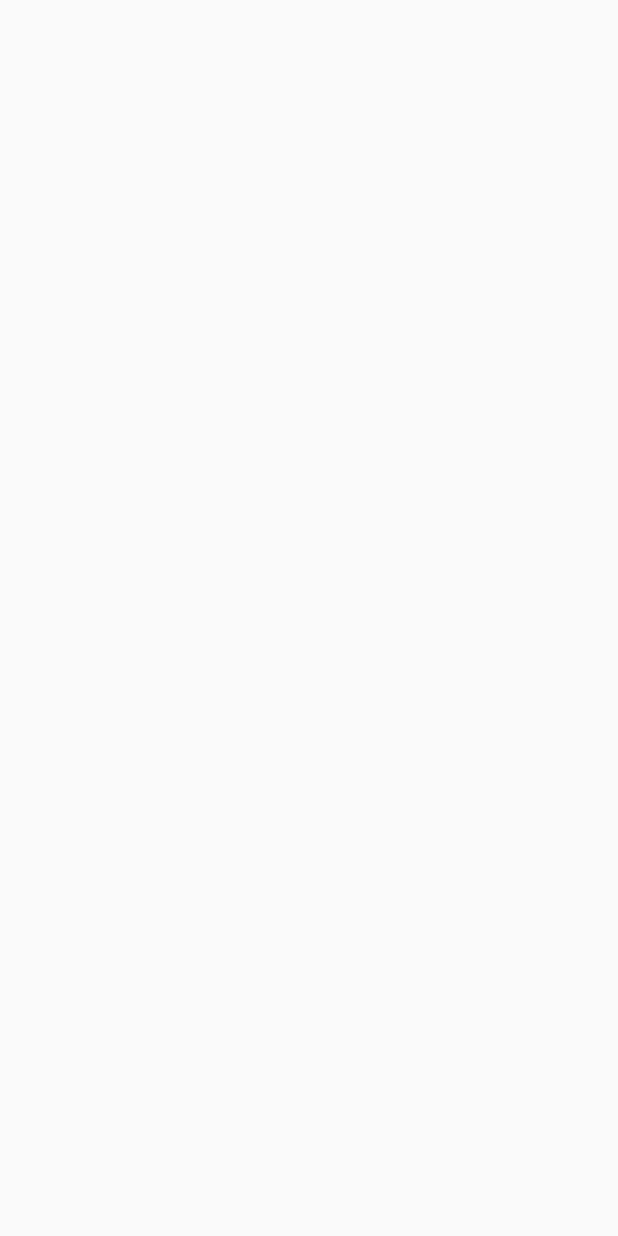
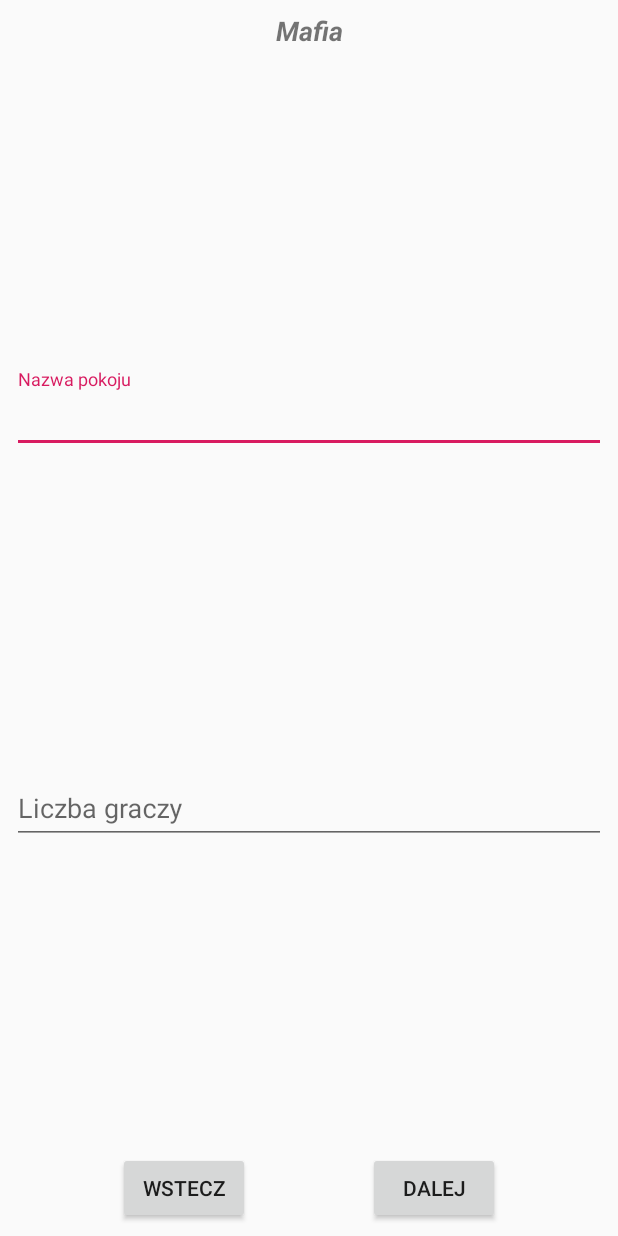
Before and after one commit to arekmaz/mafia, an Android app: the RoomSetupActivity screen opened directly, with no data from a screen before it, on a phone screen of 412 x 824 dp. Before the commit the screen is empty. Run offline under Robolectric (Android 15) with nearby library versions, the phone set to English and light mode, and no system bars.

Commit message:
implement room configuration

```diff
--- a/app/src/main/java/com/arekmaz/mafia/activities/RoomSetupActivity.java
+++ b/app/src/main/java/com/arekmaz/mafia/activities/RoomSetupActivity.java
@@ -1,7 +1,150 @@
 package com.arekmaz.mafia.activities;
 
 
+import android.os.Bundle;
+import android.text.InputFilter;
+import android.text.Spanned;
+import android.util.Log;
+import android.widget.Button;
+
+import androidx.annotation.Nullable;
+
 import com.arekmaz.mafia.BaseActivity;
+import com.arekmaz.mafia.R;
+import com.google.android.material.textfield.TextInputLayout;
+
+import java.util.Objects;
+import java.util.regex.Pattern;
 
 public class RoomSetupActivity extends BaseActivity {
+
+    private static final int MIN_PLAYERS = 6;
+    private static final int MAX_PLAYERS = 30;
+    private static final String ROOM_NAME_SP_KEY = "ROOM_NAME";
+    private static final String ROOM_POPULATION_SP_KEY = "ROOM_POPULATION";
+
+    private TextInputLayout mRoomNameTil;
+    private TextInputLayout mRoomPopulationTil;
+
+    private Button mBackBt;
+    private Button mForwardBt;
+
+    @Override
+    protected void onCreate(@Nullable Bundle savedInstanceState) {
+        super.onCreate(savedInstanceState);
+        setContentView(R.layout.activity_room_setup);
+
+        bindViews();
+
+        setup();
+    }
+
+    private void setup() {
+        mBackBt.setOnClickListener(v -> {
+            onBackPressed();
+        });
+        mForwardBt.setOnClickListener(v -> {
+            onForwardPressed();
+        });
+        Objects.requireNonNull(mRoomPopulationTil.getEditText()).setFilters(new InputFilter[] {
+                (charSequence, i, i1, spanned, i2, i3) -> {
+                    try {
+                        String input = charSequence.toString() + spanned.toString();
+                        if (Pattern.compile("^0+$").matcher(input).matches()) {
+                            return "";
+                        }
+                        return null;
+                    } catch (NumberFormatException nfe) {
+                    }
+                    return "";
+                }
+        });
+
+        restoreSavedRoomConfig();
+
+        mRoomNameTil.requestFocus();
+    }
+
+    private void restoreSavedRoomConfig() {
+        restoreSavedRoomName();
+        restoreSavedRoomPopulation();
+    }
+
+    private void restoreSavedRoomPopulation() {
+        String savedRawRoomPopulation = getPref(ROOM_POPULATION_SP_KEY);
+        Objects.requireNonNull(mRoomPopulationTil.getEditText()).setText(savedRawRoomPopulation);
+    }
+
+    private void restoreSavedRoomName() {
+        String savedRoomName = getPref(ROOM_NAME_SP_KEY);
+        Objects.requireNonNull(mRoomNameTil.getEditText()).setText(savedRoomName);
+    }
+
+    private void onForwardPressed() {
+        clearErrors();
+        if (!validateRoomConfig()) {
+            return;
+        }
+        saveRoomConfig();
+    }
+
+    private void saveRoomConfig() {
+        saveRoomName();
+        saveRoomPopulation();
+    }
+
+    private void saveRoomPopulation() {
+        String roomPopulation = Objects.requireNonNull(mRoomPopulationTil.getEditText()).getText().toString();
+        writePref(ROOM_POPULATION_SP_KEY, roomPopulation);
+    }
+
+    private void saveRoomName() {
+        String roomName = Objects.requireNonNull(mRoomNameTil.getEditText()).getText().toString();
+        writePref(ROOM_NAME_SP_KEY, roomName);
+    }
+
+    private boolean validateRoomConfig() {
+        boolean isRoomNameValid = validateRoomName();
+        boolean isRoomPopulationValid = validateRoomPopulation();
+        return isRoomNameValid && isRoomPopulationValid;
+    }
+
+    private boolean validateRoomPopulation() {
+        String rawRoomPopulation = Objects.requireNonNull(mRoomPopulationTil.getEditText()).getText().toString();
+        try {
+            int roomPopulation = Integer.parseInt(rawRoomPopulation);
+            if (roomPopulation >= MIN_PLAYERS && roomPopulation <= MAX_PLAYERS) {
+                return true;
+            }
+            mRoomPopulationTil.setError(
+                String.format("Liczba graczy musi być pomiędzy %s, a %s", MIN_PLAYERS, MAX_PLAYERS)
+            );
+            return false;
+        } catch(NumberFormatException e) {
+            mRoomPopulationTil.setError("Liczba graczy wymagana");
+            return false;
+        }
+    }
+
+    private boolean validateRoomName() {
+        String roomName = Objects.requireNonNull(mRoomNameTil.getEditText()).getText().toString();
+        if (roomName.isEmpty()) {
+            mRoomNameTil.setError("Nazwa pokoju wymagana");
+            return false;
+        }
+        return true;
+    }
+
+    private void clearErrors() {
+        mRoomPopulationTil.setError(null);
+        mRoomNameTil.setError(null);
+    }
+
+    private void bindViews() {
+        mRoomNameTil = findViewById(R.id.til_room_name);
+        mRoomPopulationTil = findViewById(R.id.til_room_population);
+
+        mBackBt = findViewById(R.id.bt_back);
+        mForwardBt = findViewById(R.id.bt_next);
+    }
 }
--- /dev/null
+++ b/app/src/main/res/layout/activity_room_setup.xml
@@ -0,0 +1,89 @@
+<?xml version="1.0" encoding="utf-8"?>
+<androidx.constraintlayout.widget.ConstraintLayout
+    xmlns:android="http://schemas.android.com/apk/res/android"
+    xmlns:app="http://schemas.android.com/apk/res-auto"
+    android:layout_width="match_parent"
+    android:layout_height="match_parent">
+
+    <include
+        android:id="@+id/include4"
+        layout="@layout/app_header"
+        android:layout_width="match_parent"
+        android:layout_height="wrap_content" />
+
+    <androidx.constraintlayout.widget.ConstraintLayout
+        android:layout_width="match_parent"
+        android:layout_height="0dp"
+        app:layout_constraintBottom_toBottomOf="parent"
+        app:layout_constraintEnd_toEndOf="parent"
+        app:layout_constraintStart_toStartOf="parent"
+        app:layout_constraintTop_toBottomOf="@+id/include4">
+
+        <com.google.android.material.textfield.TextInputLayout
+            android:id="@+id/til_room_name"
+            android:layout_width="match_parent"
+            android:layout_height="wrap_content"
+            android:layout_marginStart="8dp"
+            android:layout_marginEnd="8dp"
+            app:layout_constraintBottom_toTopOf="@+id/til_room_population"
+            app:layout_constraintEnd_toEndOf="parent"
+            app:layout_constraintStart_toStartOf="parent"
+            app:layout_constraintTop_toTopOf="parent">
+
+            <com.google.android.material.textfield.TextInputEditText
+                android:layout_width="match_parent"
+                android:layout_height="wrap_content"
+                android:imeOptions="actionNext"
+                android:lines="1"
+                android:maxLines="1"
+                android:inputType="text"
+                android:hint="@string/room_name_label" />
+
+        </com.google.android.material.textfield.TextInputLayout>
+
+        <com.google.android.material.textfield.TextInputLayout
+            android:id="@+id/til_room_population"
+            android:layout_width="match_parent"
+            android:layout_height="wrap_content"
+            android:layout_marginStart="8dp"
+            android:layout_marginEnd="8dp"
+            app:layout_constraintBottom_toTopOf="@+id/bt_next"
+            app:layout_constraintEnd_toEndOf="parent"
+            app:layout_constraintStart_toStartOf="parent"
+            app:layout_constraintTop_toBottomOf="@id/til_room_name">
+
+            <com.google.android.material.textfield.TextInputEditText
+                android:layout_width="match_parent"
+                android:layout_height="wrap_content"
+                android:inputType="numberSigned"
+                android:imeOptions="actionDone"
+                android:maxLines="1"
+                android:lines="1"
+                android:hint="@string/room_population_label" />
+        </com.google.android.material.textfield.TextInputLayout>
+
+        <Button
+            android:id="@+id/bt_back"
+            android:layout_width="wrap_content"
+            android:layout_height="wrap_content"
+            android:layout_marginBottom="8dp"
+            android:text="@string/go_back_label"
+            app:layout_constraintBottom_toBottomOf="parent"
+            app:layout_constraintEnd_toStartOf="@+id/bt_next"
+            app:layout_constraintHorizontal_bias="0.5"
+            app:layout_constraintStart_toStartOf="parent" />
+        <Button
+            android:id="@+id/bt_next"
+            android:layout_width="wrap_content"
+            android:layout_height="wrap_content"
+            android:text="@string/go_forward_label"
+            app:layout_constraintEnd_toEndOf="parent"
+            app:layout_constraintHorizontal_bias="0.5"
+            app:layout_constraintStart_toEndOf="@+id/bt_back"
+            app:layout_constraintTop_toTopOf="@+id/bt_back" />
+
+
+    </androidx.constraintlayout.widget.ConstraintLayout>
+
+
+</androidx.constraintlayout.widget.ConstraintLayout>
--- a/app/src/main/res/values/strings.xml
+++ b/app/src/main/res/values/strings.xml
@@ -7,4 +7,6 @@
     <string name="go_forward_label">Dalej</string>
     <string name="user_name_required_error_message">Nick wymagany</string>
     <string name="character_card_reverse_content">Naciśnij aby odwrócić</string>
+    <string name="room_name_label">Nazwa pokoju</string>
+    <string name="room_population_label">Liczba graczy</string>
 </resources>
```
